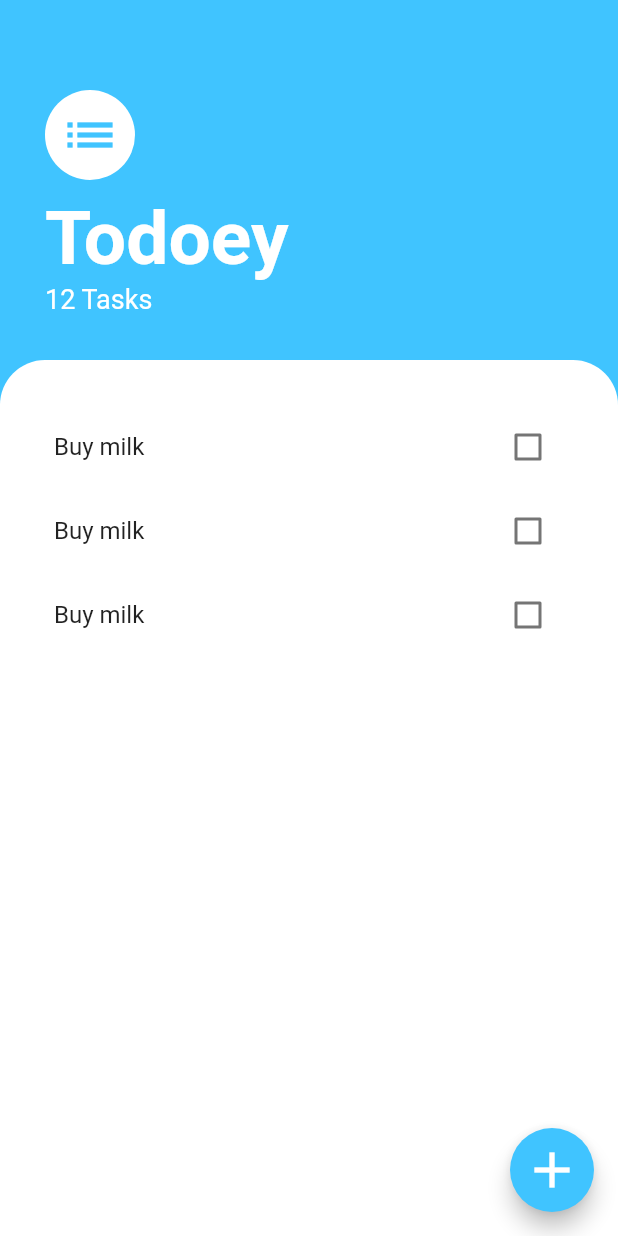
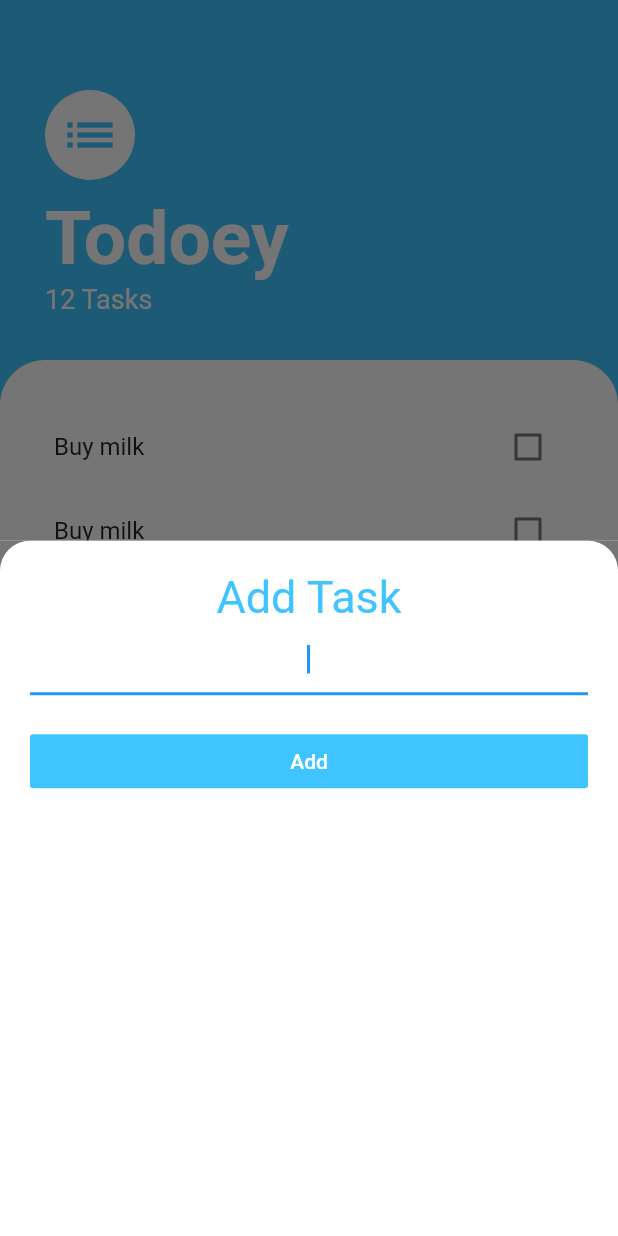
Before and after one commit to amirrezafahimi/todoey_flutter, a Flutter app: the screen it shows after launch, after a tap on the "add" icon, on a phone screen of 412 x 824 dp. Run offline on Flutter 3.47's test engine with Material 2 defaults, Android fonts, the phone set to English and light mode, and no system bars.

```diff
--- /dev/null
+++ b/lib/screens/add_task_screen.dart
@@ -0,0 +1,43 @@
+import 'package:flutter/material.dart';
+
+class AddTaskScreen extends StatelessWidget {
+  @override
+  Widget build(BuildContext context) {
+    return Container(
+      color: Color(0xFF757575),
+      child: Container(
+        padding: EdgeInsets.all(20.0),
+        decoration: BoxDecoration(
+          color: Colors.white,
+          borderRadius: BorderRadius.only(
+            topLeft: Radius.circular(20.0),
+            topRight: Radius.circular(20.0),
+          ),
+        ),
+        child: Column(
+          crossAxisAlignment: CrossAxisAlignment.stretch,
+          children: <Widget>[
+            Text(
+              'Add Task',
+              textAlign: TextAlign.center,
+              style: TextStyle(color: Colors.lightBlueAccent, fontSize: 30.0),
+            ),
+            TextField(
+              autofocus: true,
+              textAlign: TextAlign.center,
+            ),
+            SizedBox(height: 20.0),
+            FlatButton(
+              onPressed: () {},
+              child: Text(
+                'Add',
+                style: TextStyle(color: Colors.white),
+              ),
+              color: Colors.lightBlueAccent,
+            )
+          ],
+        ),
+      ),
+    );
+  }
+}
--- a/lib/screens/tasks_screen.dart
+++ b/lib/screens/tasks_screen.dart
@@ -1,6 +1,8 @@
 import 'package:flutter/cupertino.dart';
 import 'package:flutter/material.dart';
 import 'package:todoeyflutter/widgets/tasks_list.dart';
+
+import 'add_task_screen.dart';
 
 class TasksScreen extends StatelessWidget {
   @override
@@ -13,7 +15,10 @@ class TasksScreen extends StatelessWidget {
           Icons.add,
           size: 40.0,
         ),
-        onPressed: () {},
+        onPressed: () {
+          showModalBottomSheet(
+              context: context, builder: (context) => AddTaskScreen());
+        },
       ),
       body: SafeArea(
         child: Column(
```
